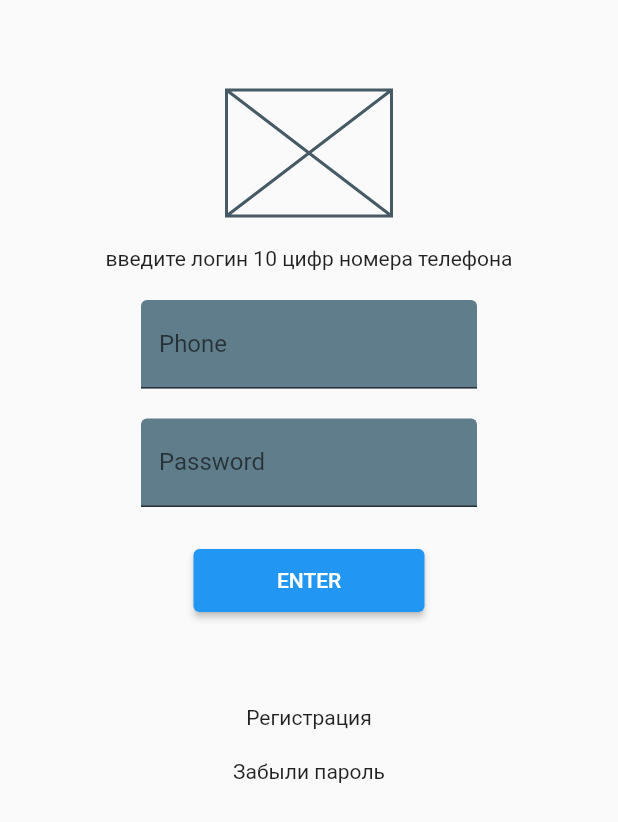
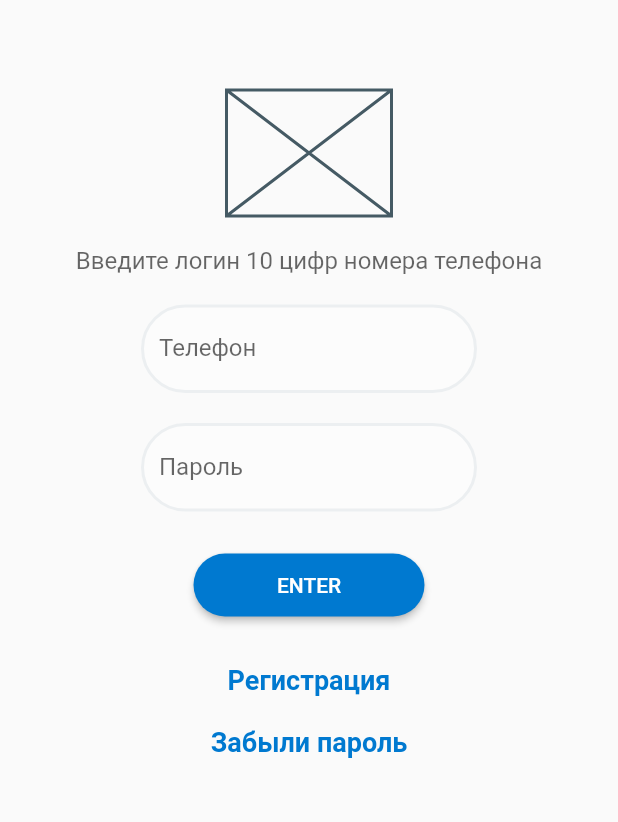
Before and after one commit to romansvalov/auth_page, a Flutter app: the screen it shows after launch, on a phone screen of 412 x 824 dp. Shown: the top 822 px of the screen. Run offline on Flutter 3.47's test engine with Material 2 defaults, Android fonts, the phone set to English and light mode, and no system bars.

Commit message:
stylization added

```diff
--- a/lib/main.dart
+++ b/lib/main.dart
@@ -10,53 +10,95 @@ class MyApp extends StatelessWidget {
   // This widget is the root of your application.
   @override
   Widget build(BuildContext context) {
+    const borderStyle = OutlineInputBorder(
+      borderSide: BorderSide(color: const Color(0xFFeceff1), width: 2),
+      borderRadius: BorderRadius.all(Radius.circular(36)),
+    );
+    const linkTextStyle = TextStyle(
+        fontWeight: FontWeight.bold,
+        fontSize: 18, color: Color(0xFF0079D0));
+
     return MaterialApp(
       home: Scaffold(
           body: Container(
         width: double.infinity,
         child: Column(
-          children:  [
-            SizedBox(
+          children: [
+            const SizedBox(
               height: 60,
             ),
-            SizedBox(
+            const SizedBox(
               width: 110,
               height: 84,
               child: Placeholder(),
             ),
+            const SizedBox(
+              height: 20,
+            ),
+            const Text(
+              'Введите логин 10 цифр номера телефона',
+              style:
+                  TextStyle(fontSize: 16, color: Color.fromRGBO(0, 0, 0, 0.6)),
+            ),
             SizedBox(
               height: 20,
             ),
-            Text('введите логин 10 цифр номера телефона'),
-            SizedBox(height: 20,),
-            const SizedBox( width:  224,
+            const SizedBox(
+              width: 224,
               child: TextField(
                 decoration: InputDecoration(
                   filled: true,
-                  fillColor: Colors.blueGrey,
-                  labelText: 'Phone',
+                  fillColor: Colors.white30,
+                  enabledBorder: borderStyle,
+                  focusedBorder: borderStyle,
+                  labelText: 'Телефон',
                 ),
               ),
             ),
-            SizedBox(height: 20,),
-            const SizedBox( width:  224,
+            SizedBox(
+              height: 20,
+            ),
+            const SizedBox(
+              width: 224,
               child: TextField(
                 obscureText: true,
                 decoration: InputDecoration(
                   filled: true,
-                  fillColor: Colors.blueGrey,
-                  labelText: 'Password',
+                  fillColor: Colors.white30,
+                  enabledBorder: borderStyle,
+                  focusedBorder: borderStyle,
+                  labelText: 'Пароль',
                 ),
               ),
             ),
-            SizedBox(height: 28,),
-            SizedBox(width: 154, height: 42, child: ElevatedButton(onPressed: (){}, child: Text('ENTER'))),
-            SizedBox(height: 62,),
-            InkWell(child: const Text('Регистрация'),onTap: (){}
+            SizedBox(
+              height: 28,
             ),
-            SizedBox(height: 20,),
-            InkWell(child: const Text('Забыли пароль'),onTap: (){}
+            SizedBox(
+                width: 154,
+                height: 42,
+                child: ElevatedButton(
+                    onPressed: () {},
+                    child: Text('ENTER'),
+                    style: ElevatedButton.styleFrom(
+                        primary: Color(0xFF0079D0),
+                        shape: RoundedRectangleBorder(
+                          borderRadius: BorderRadius.circular(36.0),
+                        )))),
+            SizedBox(
+              height: 32,
             ),
+            InkWell(
+                child:  Text('Регистрация',
+                    style: linkTextStyle),
+                    onTap: () {}),
+            SizedBox(
+              height: 20,
+            ),
+            InkWell(
+                child:  Text('Забыли пароль',
+                    style: linkTextStyle),
+                    onTap: () {}),
           ],
         ),
       )),
```
